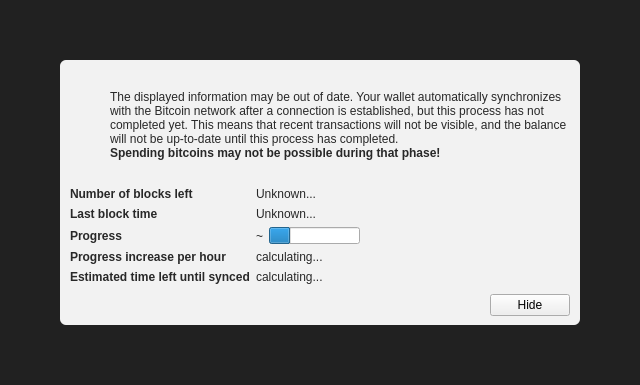
Before: the Qt Designer form src/qt/forms/modaloverlay.ui in raffermeko/bitcoin, drawn with Qt 5.
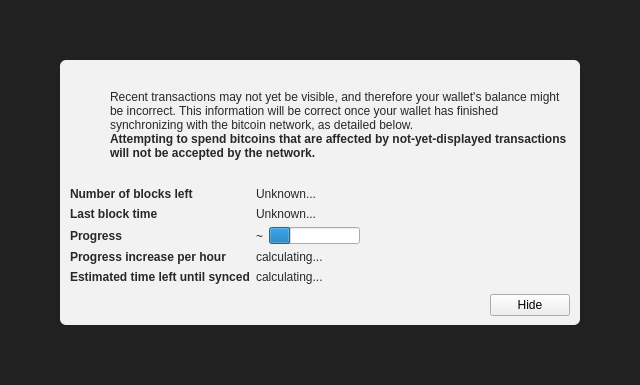
After: the same form once the commit is applied. Icons and pictures are not drawn. Custom widgets are drawn as their Qt base class.

Commit message:
Make warning message about wallet balance possibly being incorrect less ambiguous.
Fixes #9079

Patch:
```diff
--- a/src/qt/forms/modaloverlay.ui
+++ b/src/qt/forms/modaloverlay.ui
@@ -130,7 +130,7 @@
              <item>
               <widget class="QLabel" name="infoText">
                <property name="text">
-                <string>The displayed information may be out of date. Your wallet automatically synchronizes with the Bitcoin network after a connection is established, but this process has not completed yet. This means that recent transactions will not be visible, and the balance will not be up-to-date until this process has completed.</string>
+                <string>Recent transactions may not yet be visible, and therefore your wallet's balance might be incorrect. This information will be correct once your wallet has finished synchronizing with the bitcoin network, as detailed below.</string>
                </property>
                <property name="textFormat">
                 <enum>Qt::RichText</enum>
@@ -149,7 +149,7 @@
                 </font>
                </property>
                <property name="text">
-                <string>Spending bitcoins may not be possible during that phase!</string>
+                <string>Attempting to spend bitcoins that are affected by not-yet-displayed transactions will not be accepted by the network.</string>
                </property>
                <property name="textFormat">
                 <enum>Qt::RichText</enum>
```
